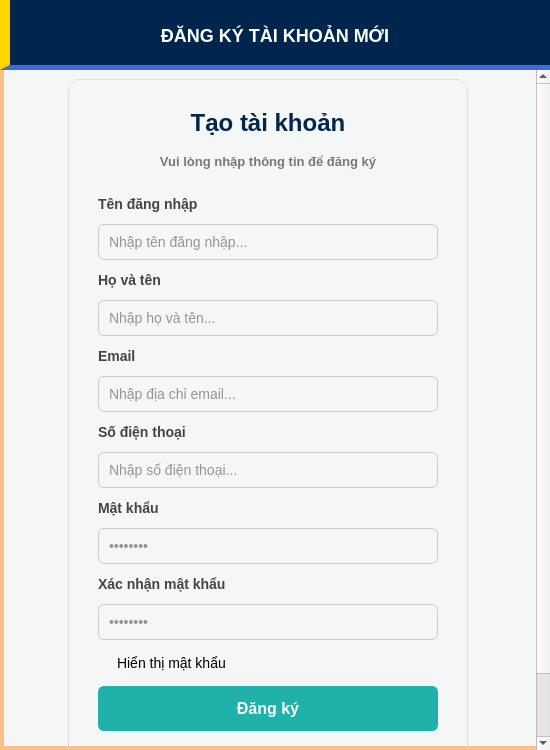
Old version of the form src/components/widgets/login/signupform.ui in the repository DamPhuQuy/Scientific-Article-Management.
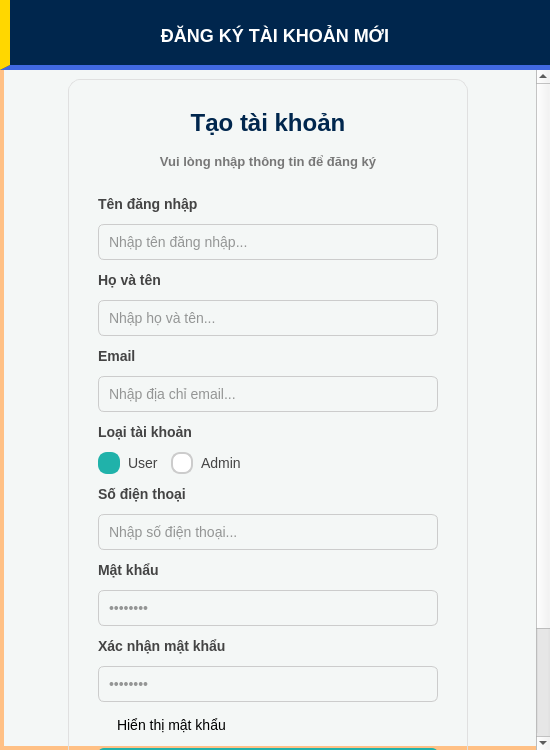
New version of the form.

Commit message: feat: add user role management and update user details dialog

```diff
--- a/src/components/widgets/login/signupform.ui
+++ b/src/components/widgets/login/signupform.ui
@@ -269,6 +269,93 @@
             </property>
            </widget>
           </item>
+          <item>
+           <widget class="QLabel" name="roleLabel">
+            <property name="text">
+             <string>Loại tài khoản</string>
+            </property>
+           </widget>
+          </item>
+          <item>
+           <layout class="QHBoxLayout" name="roleLayout">
+            <item>
+             <widget class="QRadioButton" name="userRadioButton">
+              <property name="text">
+               <string>User</string>
+              </property>
+              <property name="checked">
+               <bool>true</bool>
+              </property>
+              <property name="styleSheet">
+               <string notr="true">
+                QRadioButton {
+                 color: #444;
+                 font-size: 14px;
+                 spacing: 8px;
+                }
+                QRadioButton::indicator {
+                 width: 18px;
+                 height: 18px;
+                }
+                QRadioButton::indicator:checked {
+                 background-color: #20B2AA;
+                 border: 2px solid #20B2AA;
+                 border-radius: 9px;
+                }
+                QRadioButton::indicator:unchecked {
+                 background-color: #ffffff;
+                 border: 2px solid #cccccc;
+                 border-radius: 9px;
+                }
+               </string>
+              </property>
+             </widget>
+            </item>
+            <item>
+             <widget class="QRadioButton" name="adminRadioButton">
+              <property name="text">
+               <string>Admin</string>
+              </property>
+              <property name="styleSheet">
+               <string notr="true">
+                QRadioButton {
+                 color: #444;
+                 font-size: 14px;
+                 spacing: 8px;
+                }
+                QRadioButton::indicator {
+                 width: 18px;
+                 height: 18px;
+                }
+                QRadioButton::indicator:checked {
+                 background-color: #20B2AA;
+                 border: 2px solid #20B2AA;
+                 border-radius: 9px;
+                }
+                QRadioButton::indicator:unchecked {
+                 background-color: #ffffff;
+                 border: 2px solid #cccccc;
+                 border-radius: 9px;
+                }
+               </string>
+              </property>
+             </widget>
+            </item>
+            <item>
+             <spacer name="roleHorizontalSpacer">
+              <property name="orientation">
+               <enum>Qt::Orientation::Horizontal</enum>
+              </property>
+              <property name="sizeHint" stdset="0">
+               <size>
+                <width>40</width>
+                <height>20</height>
+               </size>
+              </property>
+             </spacer>
+            </item>
+           </layout>
+          </item>
           <item>
            <widget class="QLabel" name="phoneLabel">
             <property name="text">
```
The commit also changes 10 other files.
